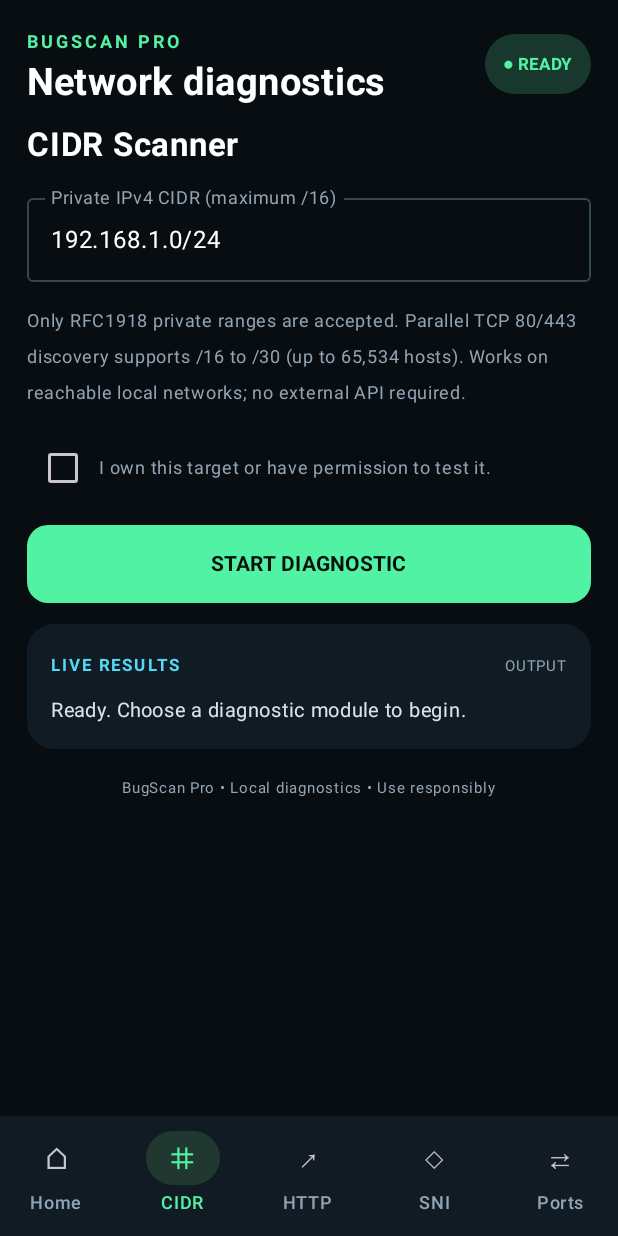
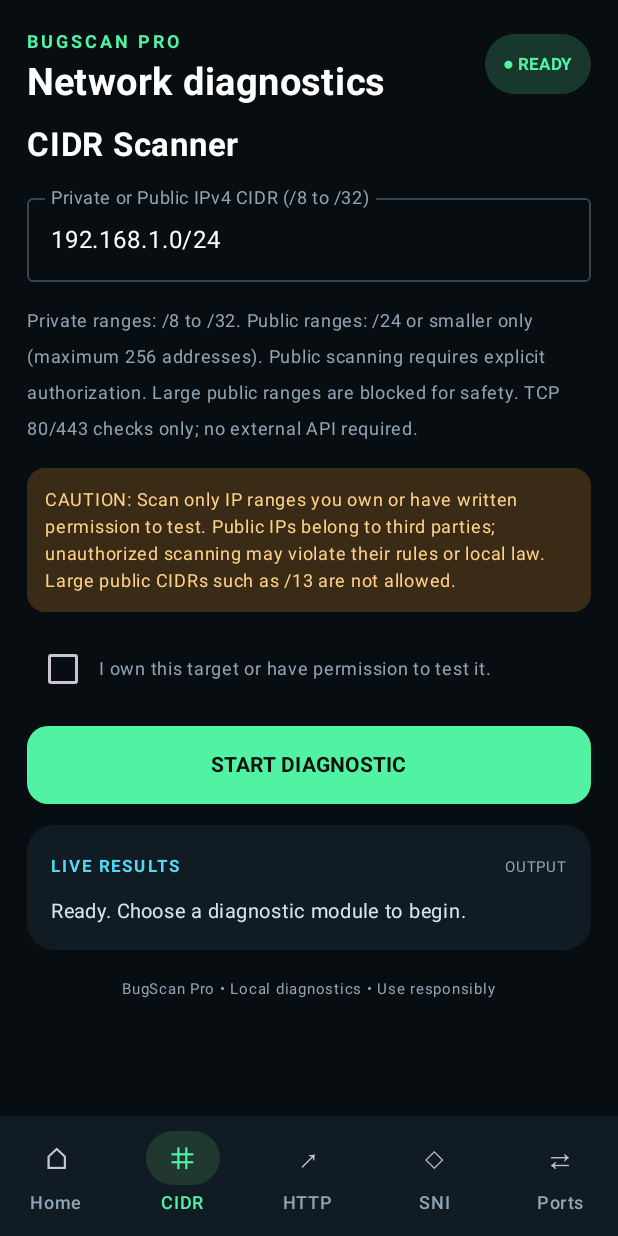
Before and after one commit to Liaquatali123/BugScan-Pro, an Android app built with Jetpack Compose: the screen it shows after launch (MainActivity), item 2 of the bottom bar chosen, on a phone screen of 412 x 824 dp. Run offline under Robolectric (Android 15) with nearby library versions, the phone set to English and light mode, and no system bars.

Commit message:
Show public/private CIDR support and safety caution

```diff
--- a/app/src/main/java/com/bugscanpro/app/MainActivity.kt
+++ b/app/src/main/java/com/bugscanpro/app/MainActivity.kt
@@ -104,8 +104,11 @@ private fun BugScanApp() {
                     Text(tab + " Scanner", color = Color.White, fontSize = 22.sp, fontWeight = FontWeight.Bold)
                     when (tab) {
                         "CIDR" -> {
-                            InputField("Private IPv4 CIDR (maximum /16)", cidr) { cidr = it }
-                            Text("Only RFC1918 private ranges are accepted. Parallel TCP 80/443 discovery supports /16 to /30 (up to 65,534 hosts). Works on reachable local networks; no external API required.", color = Muted, fontSize = 12.sp)
+                            InputField("Private or Public IPv4 CIDR (/8 to /32)", cidr) { cidr = it }
+                            Text("Private ranges: /8 to /32. Public ranges: /24 or smaller only (maximum 256 addresses). Public scanning requires explicit authorization. Large public ranges are blocked for safety. TCP 80/443 checks only; no external API required.", color = Muted, fontSize = 12.sp)
+                            Surface(color = Color(0xFF3A2B16), shape = RoundedCornerShape(12.dp)) {
+                                Text("CAUTION: Scan only IP ranges you own or have written permission to test. Public IPs belong to third parties; unauthorized scanning may violate their rules or local law. Large public CIDRs such as /13 are not allowed.", color = Color(0xFFFFD18A), fontSize = 12.sp, lineHeight = 18.sp, modifier = Modifier.padding(12.dp))
+                            }
                         }
                         "HTTP" -> {
                             InputField("Hostname or URL", host) { host = it }
```
